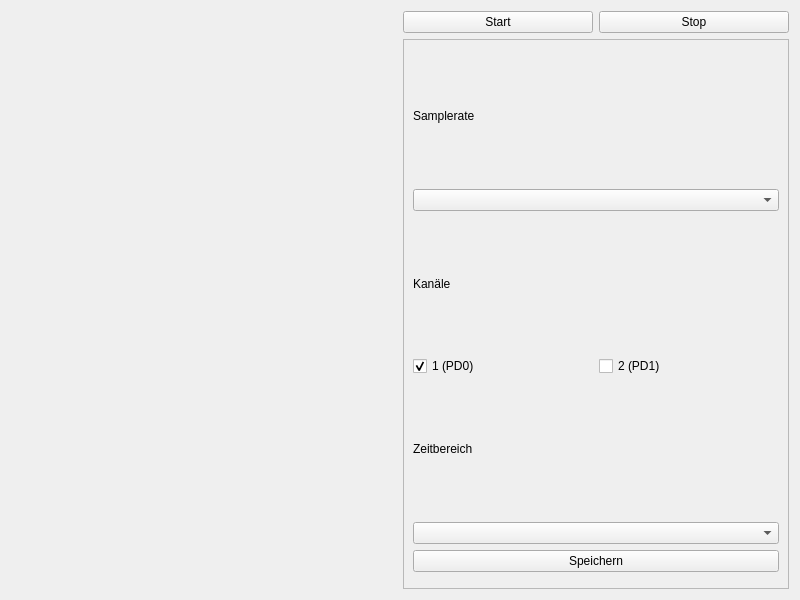
First picture: the form in lenlab/gui/oscilloscopeform.ui, repository kalanzun/red_lenlab, before the edit.
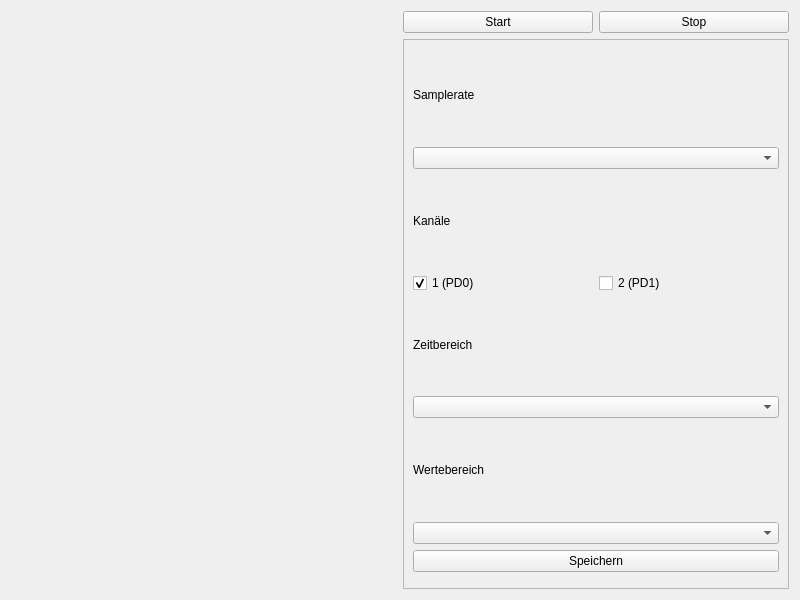
Second picture: the form after the edit. Custom widgets are drawn as their Qt base class.

Commit message: Wertebereich-Einstellung für das Oszi

```diff
--- a/lenlab/gui/oscilloscopeform.ui
+++ b/lenlab/gui/oscilloscopeform.ui
@@ -110,6 +110,16 @@
          <item>
           <widget class="QComboBox" name="timerangeBox"/>
          </item>
+         <item>
+          <widget class="QLabel" name="label_4">
+           <property name="text">
+            <string>Wertebereich</string>
+           </property>
+          </widget>
+         </item>
+         <item>
+          <widget class="QComboBox" name="yrangeBox"/>
+         </item>
          <item>
           <widget class="QPushButton" name="saveButton">
            <property name="text">
```
The commit also changes 6 other files.
